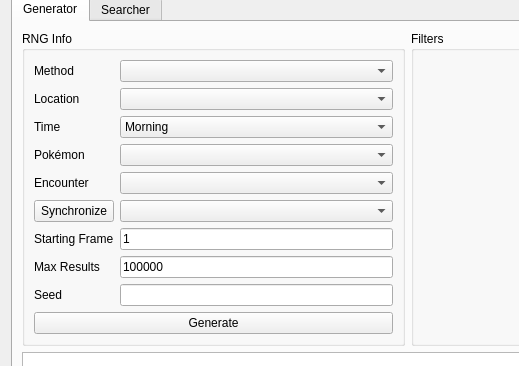
The window that Forms/Gen4/Wild4.ui (Admiral-Fish/PokeFinder) describes before a commit, drawn with Qt 5; both pictures show x 0 to 519 and y 112 to 478 of the 1200 by 700 pixel window.
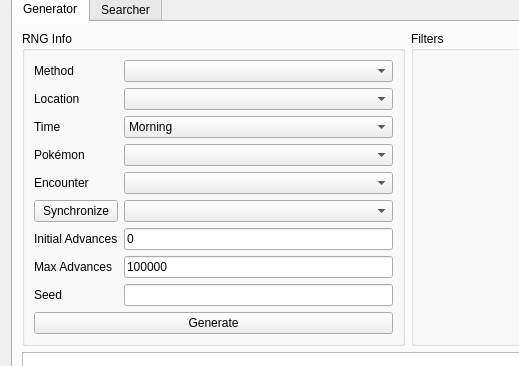
The same window after the commit. Custom widgets are drawn as their Qt base class.

Commit message: Rename frame to advance, and start from advance 0 (closes #108) (#113)

What changed in the file:
```diff
--- a/Forms/Gen4/Wild4.ui
+++ b/Forms/Gen4/Wild4.ui
@@ -230,7 +230,7 @@
           <item row="7" column="0">
            <widget class="QLabel" name="labelGeneratorMaxResults">
             <property name="text">
-             <string>Max Results</string>
+             <string>Max Advances</string>
             </property>
            </widget>
           </item>
@@ -289,7 +289,7 @@
              <string/>
             </property>
             <property name="text">
-             <string notr="true">1</string>
+             <string notr="true">0</string>
             </property>
             <property name="maxLength">
              <number>10</number>
@@ -362,7 +362,7 @@
           <item row="6" column="0">
            <widget class="QLabel" name="labelGeneratorStartingFrame">
             <property name="text">
-             <string>Starting Frame</string>
+             <string>Initial Advances</string>
             </property>
            </widget>
           </item>
```
Left out of the diff: 28 changed lines with no effect on the pictures. The commit also changes 271 other files.
